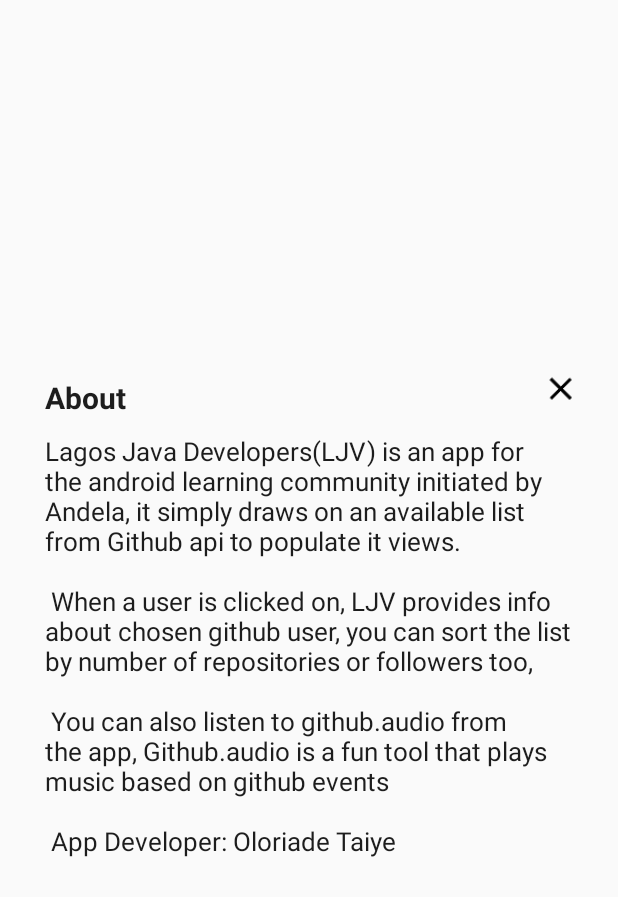
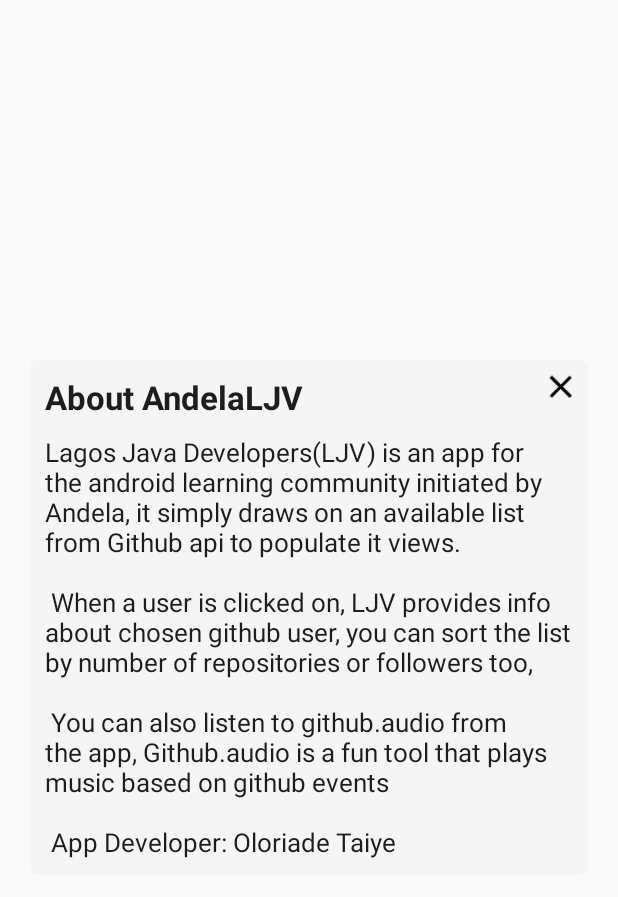
Before and after one commit to gloriousfury/AndelaLJD, an Android app: the layout activity_about.xml on its own in the app's theme, with its tools: preview values and no code run, on a phone screen of 412 x 824 dp. Shown: the top 897 px of the screen. Run offline under Robolectric (Android 15) with nearby library versions, the phone set to English and light mode, and no system bars.

Commit message:
General Edits

```diff
--- /dev/null
+++ b/app/src/main/res/drawable/aboutactivityborder.xml
@@ -0,0 +1,13 @@
+<shape android:shape="rectangle"
+    xmlns:android="http://schemas.android.com/apk/res/android">
+    <Stroke
+        android:width="2dp"
+        android:color="@color/colorPrimaryDark"
+        android:angle="90">
+    </Stroke>
+    <solid android:color="@color/app_white_smoke"/>
+
+    <corners android:radius="@dimen/five" />
+
+
+</shape>
--- a/app/src/main/res/layout/activity_about.xml
+++ b/app/src/main/res/layout/activity_about.xml
@@ -17,6 +17,8 @@
         android:layout_marginLeft="@dimen/twenty"
         android:layout_marginRight="@dimen/twenty"
         android:layout_centerInParent="true"
+        android:background="@drawable/aboutactivityborder"
+
 
         >
 
@@ -32,7 +34,7 @@
                 android:textColor="@color/colorPrimaryDark"
                 android:text="@string/about_title"
                 android:textStyle="bold"
-                android:textSize="20sp"
+                android:textSize="22sp"
                 android:layout_marginTop="@dimen/ten"
                 android:layout_marginLeft="@dimen/ten"
                 />
--- a/app/src/main/res/layout/activity_single_user.xml
+++ b/app/src/main/res/layout/activity_single_user.xml
@@ -302,8 +302,9 @@
                             android:layout_width="@dimen/twenty"
                             android:layout_height="@dimen/twenty"
                             android:src="@drawable/ic_link_black_24dp"
-                            android:layout_marginLeft="@dimen/five"
+                            android:layout_marginRight="@dimen/five"
                             android:layout_centerVertical="true"
+                            android:layout_toLeftOf="@+id/dev_url"
                             />
 
                         <TextView
@@ -315,7 +316,7 @@
                             android:layout_centerInParent="true"
                             android:textAlignment="center"
                             android:layout_marginRight="2dp"
-                            android:layout_toRightOf="@id/link_icon"
+
 
 
                             />
--- a/app/src/main/res/values/strings.xml
+++ b/app/src/main/res/values/strings.xml
@@ -8,6 +8,6 @@
     <string name="sample_no">10</string>
 
     <string name="sample_at">\@johndoe</string>
-    <string name="about_title">About</string>
+    <string name="about_title">About AndelaLJV</string>
     <string name="about_text">Lagos Java Developers(LJV) is an app for the android learning community initiated by Andela, it simply draws on an available list from Github api to populate it views.\n\n When a user is clicked on, LJV provides info about chosen github user, you can sort the list by number of repositories or followers too,\n\n You can also listen to github.audio from the app, Github.audio is a fun tool that plays music based on github events\n\n App Developer: Oloriade Taiye</string>
 </resources>
```
Also changed, not shown: app/src/main/java/com/alc/ljv/utility/ChromeTabs.java (line endings or trailing spaces).
